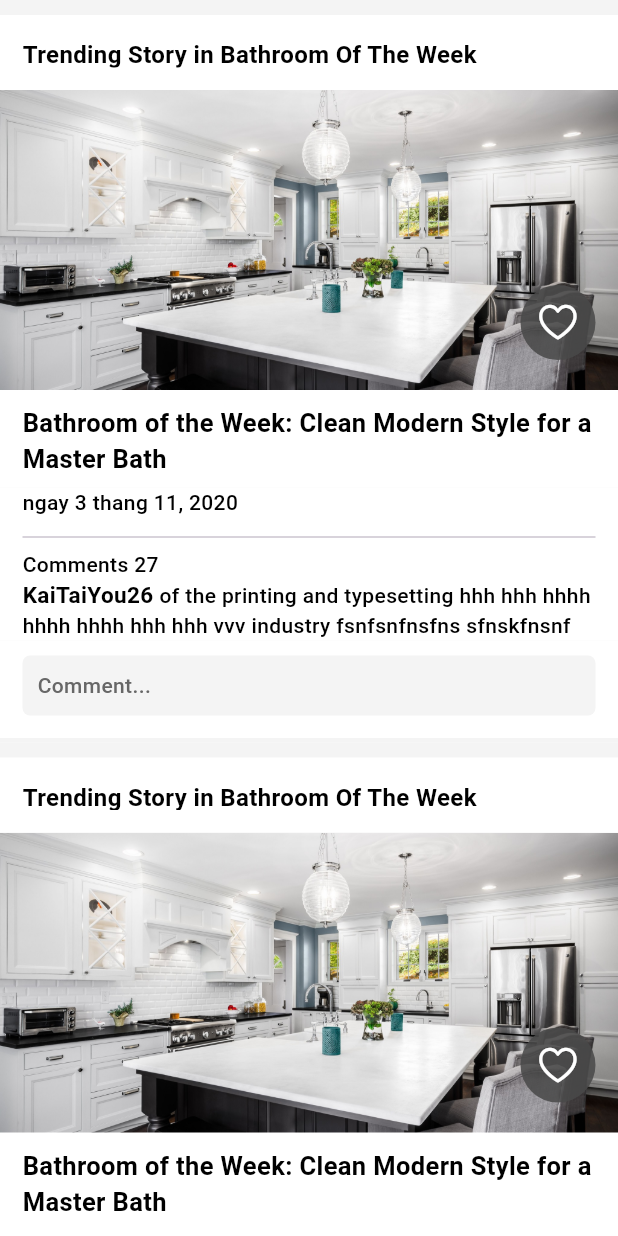
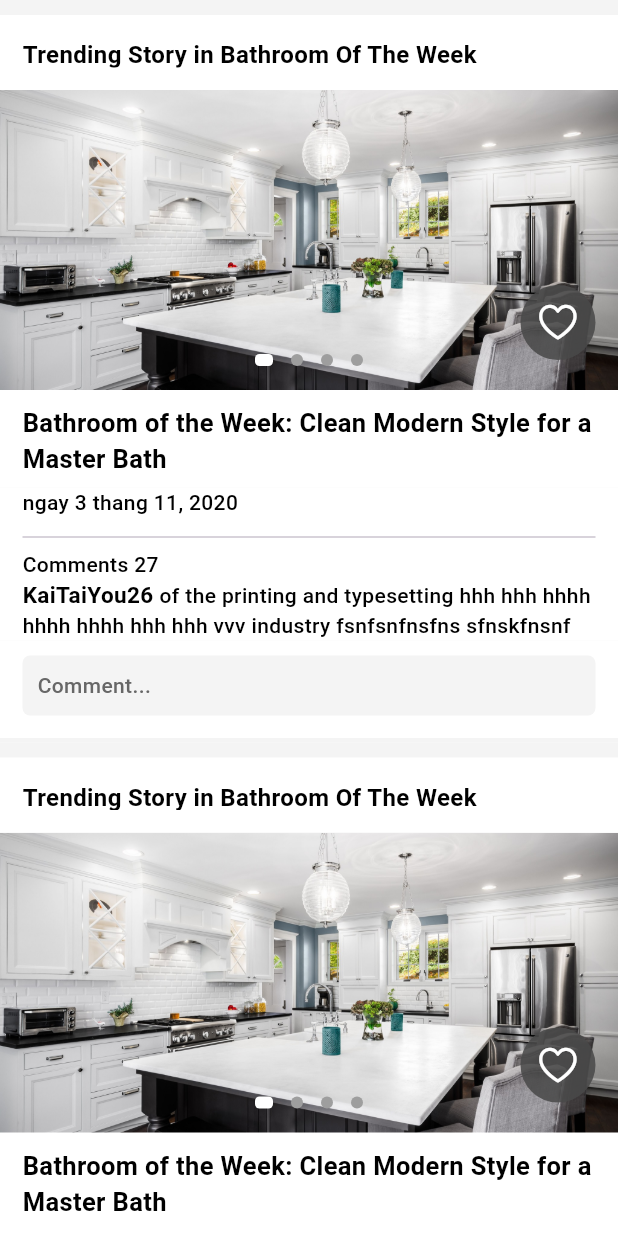
Before and after one commit to duckhai2323/ArHouse, a Flutter app: the BlogList widget shown alone on an empty page, opened directly, on a phone screen of 412 x 824 dp. Run offline on Flutter 3.47's test engine with Material 2 defaults, Android fonts, the phone set to English and light mode, and no system bars; drawn by our look-alikes of dots_indicator; our stand-ins replace curved_navigation_bar, get.

Commit message:
PageViewHome_Update

```diff
--- a/lib/pages/application/home/display_blog.dart
+++ b/lib/pages/application/home/display_blog.dart
@@ -1,5 +1,7 @@
+import 'package:dots_indicator/dots_indicator.dart';
 import 'package:flutter/cupertino.dart';
 import 'package:flutter/material.dart';
+import 'package:get/get.dart';
 import 'package:get/get_state_manager/src/simple/get_view.dart';
 import 'package:thietthach_app/pages/application/home/home_controller.dart';
 
@@ -13,7 +15,7 @@ class BlogList extends GetView<HomeController>{
       width: MediaQuery.of(context).size.width,
       child: ListView.builder(
           scrollDirection: Axis.vertical,
-          itemCount: 5,
+          itemCount: 4,
           shrinkWrap: true,
           physics: NeverScrollableScrollPhysics(),
           itemBuilder: (BuildContext contex,index){
@@ -43,7 +45,16 @@ class BlogList extends GetView<HomeController>{
                     ),
                   ),
 
-                  Stack(
+                  Obx(() => Stack(
+                    children: [
+                      Container(
+                        width: MediaQuery.of(context).size.width,
+                        height: 200,
+                        child: PageView(
+                          controller: controller.pageController,
+                          onPageChanged: (index){
+                            controller.ChangePageView(index);
+                          },
                           children: [
                             Image(
                               image: AssetImage('assets/images/2.jpg'),
@@ -51,6 +62,49 @@ class BlogList extends GetView<HomeController>{
                               height: 200,
                               alignment: Alignment.center,
                               fit: BoxFit.cover,
+                            ),
+
+                            Image(
+                              image: AssetImage('assets/images/2.jpg'),
+                              width: MediaQuery.of(context).size.width,
+                              height: 200,
+                              alignment: Alignment.center,
+                              fit: BoxFit.cover,
+                            ),
+
+                            Image(
+                              image: AssetImage('assets/images/2.jpg'),
+                              width: MediaQuery.of(context).size.width,
+                              height: 200,
+                              alignment: Alignment.center,
+                              fit: BoxFit.cover,
+                            ),
+
+                            Image(
+                              image: AssetImage('assets/images/2.jpg'),
+                              width: MediaQuery.of(context).size.width,
+                              height: 200,
+                              alignment: Alignment.center,
+                              fit: BoxFit.cover,
+                            ),
+                          ],
+                        ),
+                      ),
+
+                      Positioned(
+                        bottom: 10,
+                        left: 40,
+                        right: 40,
+                        child: DotsIndicator(
+                          dotsCount: 4,
+                          position:controller.statePageView.value,
+                          decorator: DotsDecorator(
+                            activeColor: Colors.white,
+                            size: const Size.square(8.0),
+                            activeSize: const Size(12.0, 8.0),
+                            activeShape: RoundedRectangleBorder(borderRadius: BorderRadius.circular(3.0)),
+                          ),
+                        ),
                       ),
 
                       Positioned(
@@ -63,17 +117,22 @@ class BlogList extends GetView<HomeController>{
                               color: Color.fromRGBO(73, 73, 73, 0.87),
                               shape: BoxShape.circle
                           ),
+                          child: InkWell(
+                            onTap: (){
+                              controller.ClickItemHeart();
+                            },
                             child: Center(
                               child: Icon(
-                              CupertinoIcons.heart,
+                                controller.checkLove.isTrue ? CupertinoIcons.heart_solid:CupertinoIcons.heart,
                                 size: 30,
                                 color: Colors.white,
                               ),
                             ),
                           ),
                         ),
+                      ),
                     ],
-                  ),
+                  )),
 
                   Container(
                     color: AppColors.backgroundColor,
--- a/lib/pages/application/home/home_controller.dart
+++ b/lib/pages/application/home/home_controller.dart
@@ -1,5 +1,23 @@
+import 'package:flutter/cupertino.dart';
+import 'package:flutter/material.dart';
 import 'package:get/get.dart';
 
 class HomeController extends GetxController{
+  HomeController();
+  final statePageView = 0.obs;
+  final itemNum = 5.obs;
+  final checkLove = false.obs;
+  PageController pageController = PageController(initialPage: 0);
 
+  void ChangePageView(int index){
+    statePageView.value = index;
+  }
+
+  void ClickItemHeart(){
+    if(checkLove.isTrue){
+      checkLove.value = false;
+    } else{
+      checkLove.value = true;
+    }
+  }
 }
```
Lines whose indentation alone changed are shown as unchanged.
